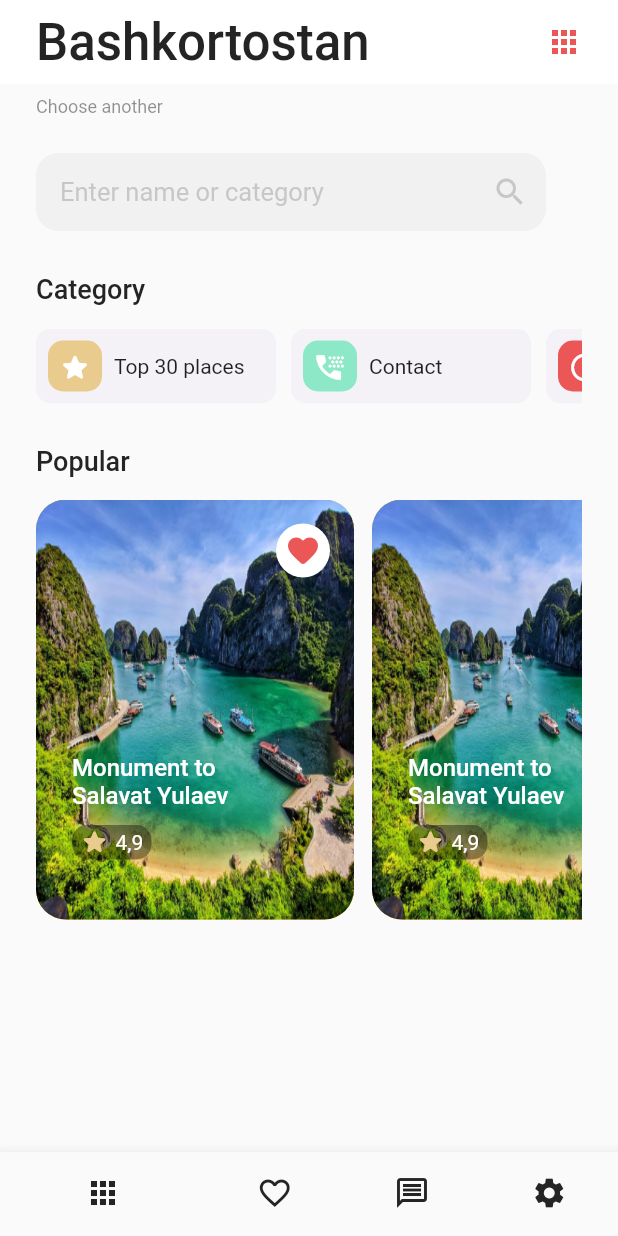
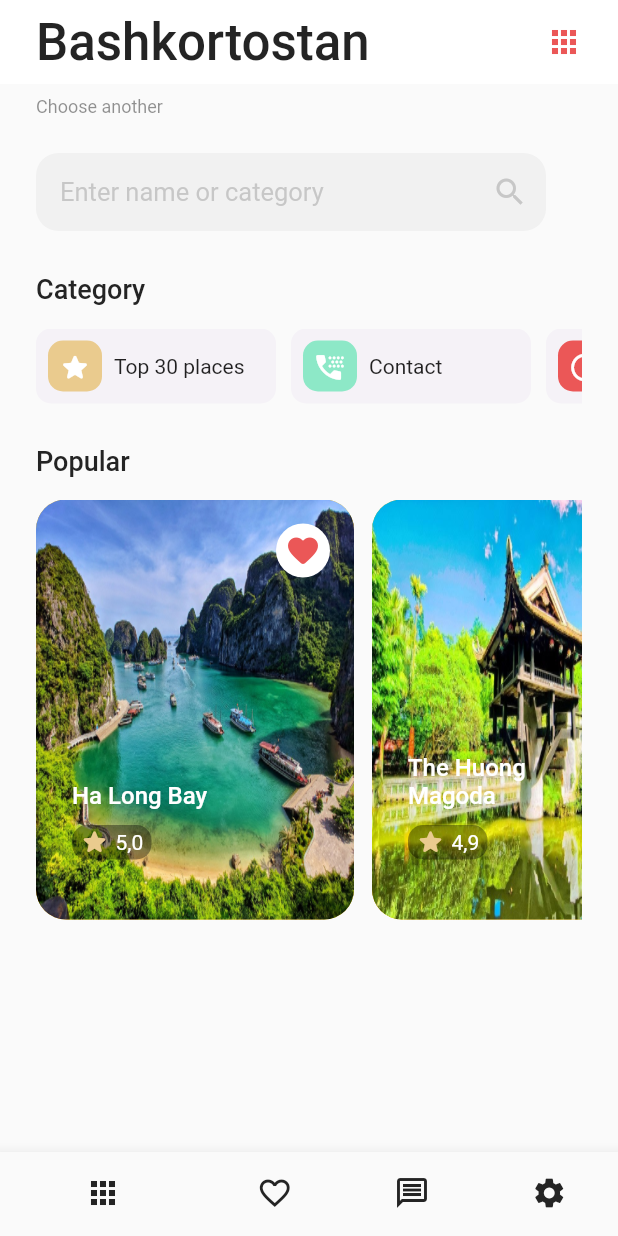
Before and after one commit to HoangUET51/booking-tour, a Flutter app: the screen it shows after launch, on a phone screen of 412 x 824 dp. Run offline on Flutter 3.47's test engine with Material 2 defaults, Android fonts, the phone set to English and light mode, and no system bars; our stand-ins replace auto_route.

Commit message:
render động image booking detail

```diff
--- a/lib/page/booking.dart
+++ b/lib/page/booking.dart
@@ -29,6 +29,34 @@ class BookingApp extends StatelessWidget {
           icon: Icons.add_alert_outlined,
           backgroundColor: Color(0xffEACB8E)),
     ];
+
+    final List<Touris> touris = [
+      Touris(
+          image: "assets/images/halong.jpg",
+          title: "Ha Long Bay",
+          content:
+              "Hạ Long là thành phố tỉnh lỵ của tỉnh Quảng Ninh, Việt Nam. Thành phố được đặt theo tên của vịnh Hạ Long...",
+          evaluate: "5,0"),
+      Touris(
+          image: "assets/images/chua.jpeg",
+          title: "The Huong Magoda",
+          content:
+              "Chùa Hương có lịch sử từ thế kỷ 15. Ngôi chùa được xây dựng với quy mô chính vào khoảng cuối thế kỷ 17, sau đó bị hủy hoại trong chiến tranh Đông Dương năm 1947...",
+          evaluate: "4,9"),
+      Touris(
+          image: "assets/images/duong-lam.jpg",
+          title: "Duong Lam Ancient Village",
+          content:
+              "Giá tour bao gồm: Giá vé vào cổng Ăn uống theo thực đơn đặc sản địa phương Trò chơi teambuilding...",
+          evaluate: "5,0"),
+      Touris(
+          image: "assets/images/thaprua.jpg",
+          title: "Turtle Tower",
+          content:
+              "Ngôi tháp được xây dựng trên một gò đất rộng khoảng 350m2, bình đồ hình chữ nhật có 4 tầng, tầng dưới xây rộng hơn, rồi thu nhỏ dần lên tầng trên...",
+          evaluate: "5,0"),
+    ];
+
     return Scaffold(
       resizeToAvoidBottomInset: false,
       appBar: AppBar(
@@ -130,17 +158,18 @@ class BookingApp extends StatelessWidget {
             child: ListView.separated(
                 scrollDirection: Axis.horizontal,
                 itemBuilder: (context, index) {
+                  final touri = touris[index];
                   return InkWell(
-                    child: TourisUI(),
+                    child: TourisUI(touri: touri),
                     onTap: () {
-                      context.router.push(const BookingDetail());
+                      context.router.push(BookingDetail(touri: touri));
                     },
                   );
                 },
                 separatorBuilder: (context, index) => SizedBox(
                       width: 12,
                     ),
-                itemCount: 5),
+                itemCount: touris.length),
             width: double.infinity,
             height: 280,
           )
--- a/lib/page/touris.dart
+++ b/lib/page/touris.dart
@@ -14,7 +14,9 @@ class Touris {
 }
 
 class TourisUI extends StatelessWidget {
-  const TourisUI({super.key});
+  const TourisUI({super.key, required this.touri});
+
+  final Touris touri;
 
   @override
   Widget build(BuildContext context) {
@@ -35,7 +37,7 @@ class TourisUI extends StatelessWidget {
               child: ClipRRect(
                 borderRadius: BorderRadius.all(Radius.circular(20)),
                 child: Image.asset(
-                  "assets/images/halong.jpg",
+                  touri.image,
                   fit: BoxFit.fill,
                 ),
               )),
@@ -58,7 +60,7 @@ class TourisUI extends StatelessWidget {
                 crossAxisAlignment: CrossAxisAlignment.start,
                 children: [
                   Text(
-                    "Monument to Salavat Yulaev",
+                    touri.title,
                     style: TextStyle(
                         fontSize: 16,
                         color: Colors.white,
@@ -84,7 +86,7 @@ class TourisUI extends StatelessWidget {
                         width: 4,
                       ),
                       Text(
-                        "4,9",
+                        touri.evaluate,
                         style: TextStyle(color: Colors.white),
                       )
                     ]),
```
Also changed, not shown: lib/page/booking-detail.dart (+18 -9 lines), assets/images/chua.jpeg (added), assets/images/duong-lam.jpg (added), assets/images/thaprua.jpg (added), lib/routes/routes_imports.gr.dart.
